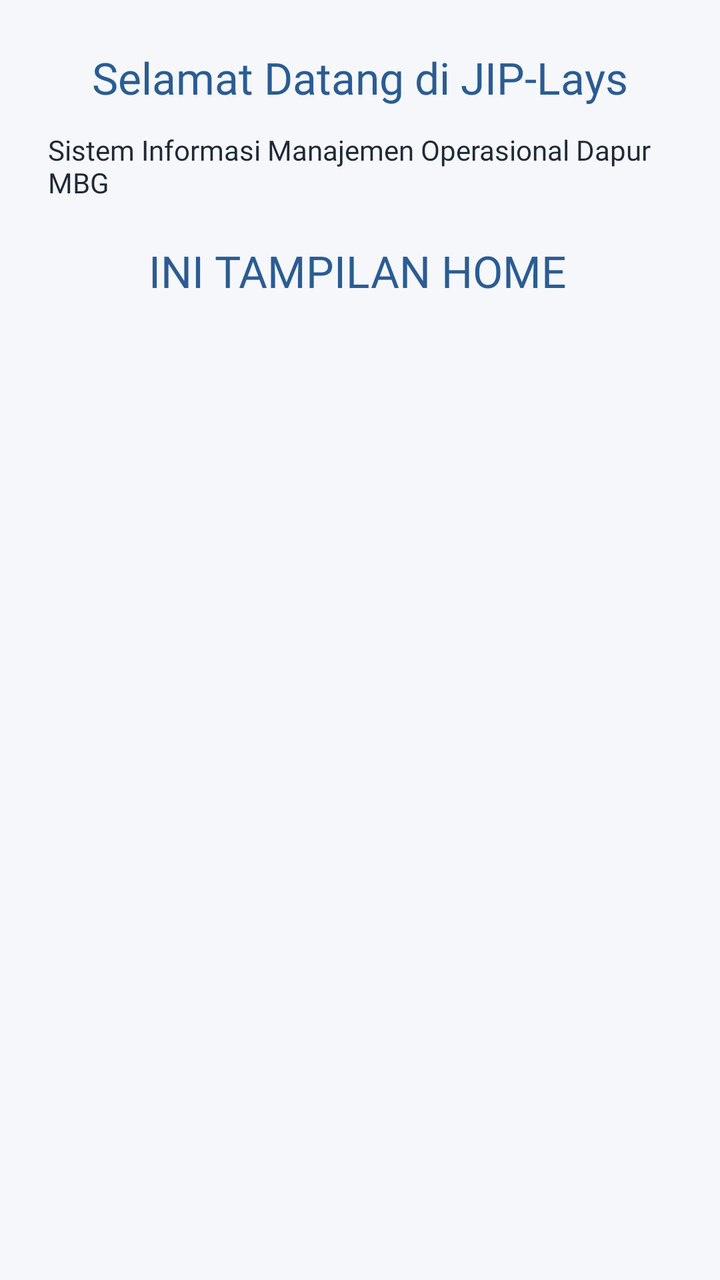
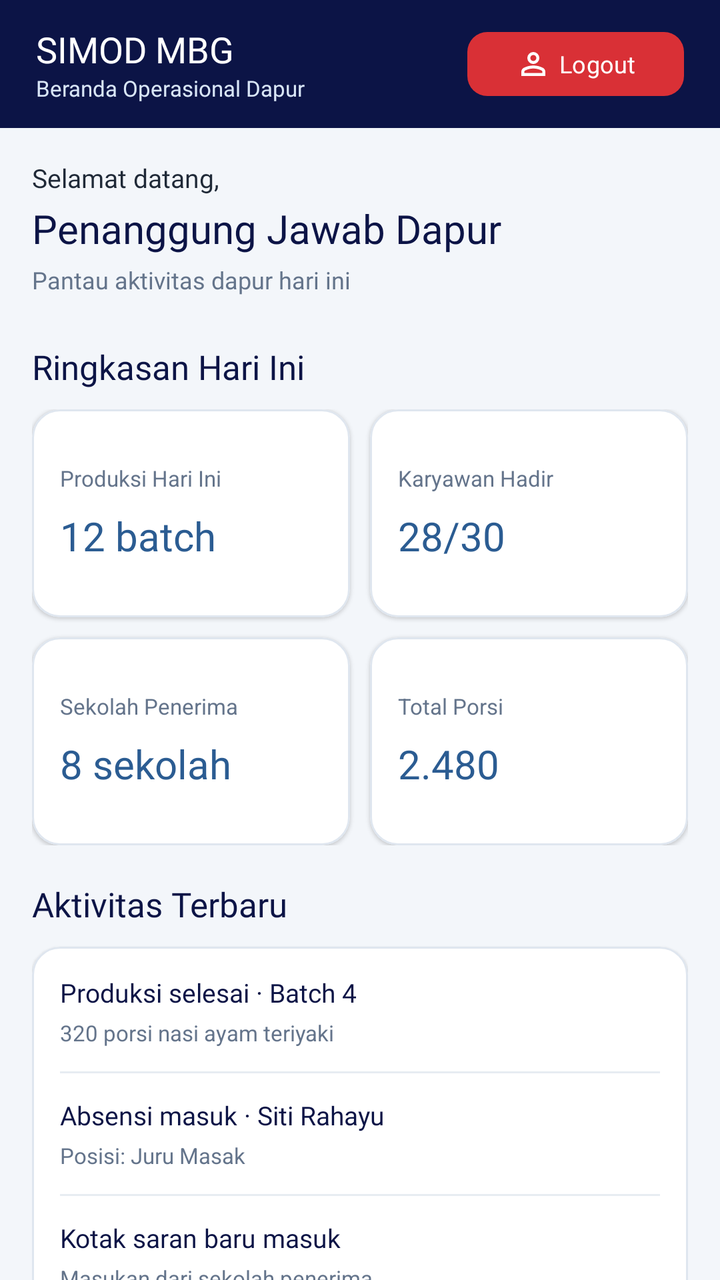

An Android layout rendered at two revisions. The XML below is the earlier revision; the diff shows what the commit changed to produce the second picture.
<!-- AndroidManifest.xml: application theme Theme.JIPLays -->
<!-- res/layout/fragment_home.xml -->
<?xml version="1.0" encoding="utf-8"?>
<androidx.constraintlayout.widget.ConstraintLayout
    xmlns:android="http://schemas.android.com/apk/res/android"
    xmlns:app="http://schemas.android.com/apk/res-auto"
    android:layout_width="match_parent"
    android:layout_height="match_parent"
    android:background="#F5F7FA"
    android:padding="24dp">

    <TextView
        android:id="@+id/tvJudulHome"
        android:layout_width="wrap_content"
        android:layout_height="wrap_content"
        android:text="Selamat Datang di JIP-Lays"
        android:textColor="@color/primary_blue"
        android:textSize="22sp"
        android:fontFamily="@font/montserrat_bold"
        app:layout_constraintTop_toTopOf="parent"
        app:layout_constraintStart_toStartOf="parent"
        app:layout_constraintEnd_toEndOf="parent" />

    <TextView
        android:id="@+id/tvHome"
        android:layout_width="wrap_content"
        android:layout_height="wrap_content"
        android:layout_marginTop="20dp"
        android:fontFamily="@font/montserrat_bold"
        android:text="INI TAMPILAN HOME"
        android:textColor="@color/primary_blue"
        android:textSize="22sp"
        app:layout_constraintEnd_toEndOf="parent"
        app:layout_constraintHorizontal_bias="0.489"
        app:layout_constraintStart_toStartOf="parent"
        app:layout_constraintTop_toBottomOf="@+id/tvDeskripsiHome" />

    <TextView
        android:id="@+id/tvDeskripsiHome"
        android:layout_width="0dp"
        android:layout_height="wrap_content"
        android:layout_marginTop="12dp"
        android:fontFamily="@font/inter_18pt_regular"
        android:text="Sistem Informasi Manajemen Operasional Dapur MBG"
        android:textColor="@color/text_body"
        android:textSize="14sp"
        app:layout_constraintEnd_toEndOf="parent"
        app:layout_constraintStart_toStartOf="parent"
        app:layout_constraintTop_toBottomOf="@id/tvJudulHome" />

</androidx.constraintlayout.widget.ConstraintLayout>
<!-- resources referenced by this layout -->
<resources>
  <color name="primary_blue">#2B5C92</color>
  <color name="text_body">#1F2937</color>
  <style name="Theme.JIPLays" parent="Base.Theme.JIPLays" />
  <style name="Base.Theme.JIPLays" parent="Theme.Material3.DayNight.NoActionBar">
          
          
      </style>
</resources>

<!-- the commit's change to res/layout/fragment_home.xml (unified diff, before → after) -->
@@ -2,48 +2,480 @@
 <androidx.constraintlayout.widget.ConstraintLayout
     xmlns:android="http://schemas.android.com/apk/res/android"
     xmlns:app="http://schemas.android.com/apk/res-auto"
+    xmlns:tools="http://schemas.android.com/tools"
+    android:id="@+id/main"
     android:layout_width="match_parent"
     android:layout_height="match_parent"
-    android:background="#F5F7FA"
-    android:padding="24dp">
-
-    <TextView
-        android:id="@+id/tvJudulHome"
-        android:layout_width="wrap_content"
-        android:layout_height="wrap_content"
-        android:text="Selamat Datang di JIP-Lays"
-        android:textColor="@color/primary_blue"
-        android:textSize="22sp"
-        android:fontFamily="@font/montserrat_bold"
+    android:background="#F3F6FA"
+    tools:context=".HomeFragment">
+
+    
+    <LinearLayout
+        android:id="@+id/header"
+        android:layout_width="0dp"
+        android:layout_height="64dp"
+        android:orientation="horizontal"
+        android:gravity="center_vertical"
+        android:paddingHorizontal="18dp"
+        android:background="@color/primary_navy"
         app:layout_constraintTop_toTopOf="parent"
         app:layout_constraintStart_toStartOf="parent"
-        app:layout_constraintEnd_toEndOf="parent" />
-
-    <TextView
-        android:id="@+id/tvHome"
-        android:layout_width="wrap_content"
-        android:layout_height="wrap_content"
-        android:layout_marginTop="20dp"
-        android:fontFamily="@font/montserrat_bold"
-        android:text="INI TAMPILAN HOME"
-        android:textColor="@color/primary_blue"
-        android:textSize="22sp"
-        app:layout_constraintEnd_toEndOf="parent"
-        app:layout_constraintHorizontal_bias="0.489"
+        app:layout_constraintEnd_toEndOf="parent">
+
+        <LinearLayout
+            android:layout_width="0dp"
+            android:layout_height="wrap_content"
+            android:layout_weight="1"
+            android:orientation="vertical">
+
+            <TextView
+                android:layout_width="wrap_content"
+                android:layout_height="wrap_content"
+                android:text="SIMOD MBG"
+                android:textColor="@color/white"
+                android:textSize="18sp"
+                android:fontFamily="@font/montserrat_bold"/>
+
+            <TextView
+                android:layout_width="wrap_content"
+                android:layout_height="wrap_content"
+                android:text="Beranda Operasional Dapur"
+                android:textColor="#D9E6F7"
+                android:textSize="11sp"
+                android:fontFamily="@font/inter_18pt_regular"/>
+
+        </LinearLayout>
+
+        <com.google.android.material.button.MaterialButton
+            android:id="@+id/btnLogout"
+            android:layout_width="wrap_content"
+            android:layout_height="40dp"
+            android:text="Logout"
+            android:textAllCaps="false"
+            android:textSize="12sp"
+            android:textColor="@color/white"
+            android:fontFamily="@font/montserrat_medium"
+            app:backgroundTint="#D93036"
+            app:cornerRadius="10dp"
+            app:icon="@drawable/ic_person"
+            app:iconTint="@color/white"
+            app:iconPadding="4dp"/>
+
+    </LinearLayout>
+
+    
+    <androidx.core.widget.NestedScrollView
+        android:id="@+id/scrollHome"
+        android:layout_width="0dp"
+        android:layout_height="0dp"
+        android:fillViewport="true"
+        android:clipToPadding="false"
+        android:paddingBottom="12dp"
+        app:layout_constraintTop_toBottomOf="@id/header"
+        app:layout_constraintBottom_toBottomOf="parent"
         app:layout_constraintStart_toStartOf="parent"
-        app:layout_constraintTop_toBottomOf="@+id/tvDeskripsiHome" />
-
-    <TextView
-        android:id="@+id/tvDeskripsiHome"
-        android:layout_width="0dp"
-        android:layout_height="wrap_content"
-        android:layout_marginTop="12dp"
-        android:fontFamily="@font/inter_18pt_regular"
-        android:text="Sistem Informasi Manajemen Operasional Dapur MBG"
-        android:textColor="@color/text_body"
-        android:textSize="14sp"
-        app:layout_constraintEnd_toEndOf="parent"
-        app:layout_constraintStart_toStartOf="parent"
-        app:layout_constraintTop_toBottomOf="@id/tvJudulHome" />
+        app:layout_constraintEnd_toEndOf="parent">
+
+        <LinearLayout
+            android:layout_width="match_parent"
+            android:layout_height="wrap_content"
+            android:orientation="vertical"
+            android:padding="16dp">
+
+            
+            <TextView
+                android:layout_width="wrap_content"
+                android:layout_height="wrap_content"
+                android:text="Selamat datang,"
+                android:textColor="@color/text_body"
+                android:textSize="13sp"
+                android:fontFamily="@font/inter_18pt_regular"/>
+
+            <TextView
+                android:id="@+id/tvWelcome"
+                android:layout_width="match_parent"
+                android:layout_height="wrap_content"
+                android:layout_marginTop="3dp"
+                android:text="Penanggung Jawab Dapur"
+                android:textColor="@color/primary_navy"
+                android:textSize="20sp"
+                android:fontFamily="@font/montserrat_bold"/>
+
+            <TextView
+                android:layout_width="wrap_content"
+                android:layout_height="wrap_content"
+                android:layout_marginTop="4dp"
+                android:text="Pantau aktivitas dapur hari ini"
+                android:textColor="#64748B"
+                android:textSize="12sp"
+                android:fontFamily="@font/inter_18pt_regular"/>
+
+            
+            <TextView
+                android:layout_width="wrap_content"
+                android:layout_height="wrap_content"
+                android:layout_marginTop="24dp"
+                android:text="Ringkasan Hari Ini"
+                android:textColor="@color/primary_navy"
+                android:textSize="17sp"
+                android:fontFamily="@font/montserrat_bold"/>
+
+            <GridLayout
+                android:layout_width="match_parent"
+                android:layout_height="wrap_content"
+                android:layout_marginTop="10dp"
+                android:columnCount="2"
+                android:rowCount="2"
+                android:useDefaultMargins="false">
+
+                
+                <com.google.android.material.card.MaterialCardView
+                    android:layout_width="0dp"
+                    android:layout_height="104dp"
+                    android:layout_columnWeight="1"
+                    android:layout_marginEnd="5dp"
+                    android:layout_marginBottom="10dp"
+                    app:cardBackgroundColor="@color/white"
+                    app:cardCornerRadius="14dp"
+                    app:cardElevation="1dp"
+                    app:strokeColor="#DFE6EF"
+                    app:strokeWidth="1dp">
+
+                    <LinearLayout
+                        android:layout_width="match_parent"
+                        android:layout_height="match_parent"
+                        android:orientation="vertical"
+                        android:gravity="center_vertical"
+                        android:padding="14dp">
+
+                        <TextView
+                            android:layout_width="wrap_content"
+                            android:layout_height="wrap_content"
+                            android:text="Produksi Hari Ini"
+                            android:textColor="#64748B"
+                            android:textSize="11sp"/>
+
+                        <TextView
+                            android:id="@+id/tvProduksi"
+                            android:layout_width="wrap_content"
+                            android:layout_height="wrap_content"
+                            android:layout_marginTop="8dp"
+                            android:text="12 batch"
+                            android:textColor="@color/primary_blue"
+                            android:textSize="20sp"
+                            android:fontFamily="@font/montserrat_bold"/>
+
+                    </LinearLayout>
+                </com.google.android.material.card.MaterialCardView>
+
+                
+                <com.google.android.material.card.MaterialCardView
+                    android:layout_width="0dp"
+                    android:layout_height="104dp"
+                    android:layout_columnWeight="1"
+                    android:layout_marginStart="5dp"
+                    android:layout_marginBottom="10dp"
+                    app:cardBackgroundColor="@color/white"
+                    app:cardCornerRadius="14dp"
+                    app:cardElevation="1dp"
+                    app:strokeColor="#DFE6EF"
+                    app:strokeWidth="1dp">
+
+                    <LinearLayout
+                        android:layout_width="match_parent"
+                        android:layout_height="match_parent"
+                        android:orientation="vertical"
+                        android:gravity="center_vertical"
+                        android:padding="14dp">
+
+                        <TextView
+                            android:layout_width="wrap_content"
+                            android:layout_height="wrap_content"
+                            android:text="Karyawan Hadir"
+                            android:textColor="#64748B"
+                            android:textSize="11sp"/>
+
+                        <TextView
+                            android:id="@+id/tvKaryawan"
+                            android:layout_width="wrap_content"
+                            android:layout_height="wrap_content"
+                            android:layout_marginTop="8dp"
+                            android:text="28/30"
+                            android:textColor="@color/primary_blue"
+                            android:textSize="20sp"
+                            android:fontFamily="@font/montserrat_bold"/>
+
+                    </LinearLayout>
+                </com.google.android.material.card.MaterialCardView>
+
+                
+                <com.google.android.material.card.MaterialCardView
+                    android:layout_width="0dp"
+                    android:layout_height="104dp"
+                    android:layout_columnWeight="1"
+                    android:layout_marginEnd="5dp"
+                    app:cardBackgroundColor="@color/white"
+                    app:cardCornerRadius="14dp"
+                    app:cardElevation="1dp"
+                    app:strokeColor="#DFE6EF"
+                    app:strokeWidth="1dp">
+
+                    <LinearLayout
+                        android:layout_width="match_parent"
+                        android:layout_height="match_parent"
+                        android:orientation="vertical"
+                        android:gravity="center_vertical"
+                        android:padding="14dp">
+
+                        <TextView
+                            android:layout_width="wrap_content"
+                            android:layout_height="wrap_content"
+                            android:text="Sekolah Penerima"
+                            android:textColor="#64748B"
+                            android:textSize="11sp"/>
+
+                        <TextView
+                            android:id="@+id/tvSekolah"
+                            android:layout_width="wrap_content"
+                            android:layout_height="wrap_content"
+                            android:layout_marginTop="8dp"
+                            android:text="8 sekolah"
+                            android:textColor="@color/primary_blue"
+                            android:textSize="20sp"
+                            android:fontFamily="@font/montserrat_bold"/>
+
+                    </LinearLayout>
+                </com.google.android.material.card.MaterialCardView>
+
+                
+                <com.google.android.material.card.MaterialCardView
+                    android:layout_width="0dp"
+                    android:layout_height="104dp"
+                    android:layout_columnWeight="1"
+                    android:layout_marginStart="5dp"
+                    app:cardBackgroundColor="@color/white"
+                    app:cardCornerRadius="14dp"
+                    app:cardElevation="1dp"
+                    app:strokeColor="#DFE6EF"
+                    app:strokeWidth="1dp">
+
+                    <LinearLayout
+                        android:layout_width="match_parent"
+                        android:layout_height="match_parent"
+                        android:orientation="vertical"
+                        android:gravity="center_vertical"
+                        android:padding="14dp">
+
+                        <TextView
+                            android:layout_width="wrap_content"
+                            android:layout_height="wrap_content"
+                            android:text="Total Porsi"
+                            android:textColor="#64748B"
+                            android:textSize="11sp"/>
+
+                        <TextView
+                            android:id="@+id/tvPorsi"
+                            android:layout_width="wrap_content"
+                            android:layout_height="wrap_content"
+                            android:layout_marginTop="8dp"
+                            android:text="2.480"
+                            android:textColor="@color/primary_blue"
+                            android:textSize="20sp"
+                            android:fontFamily="@font/montserrat_bold"/>
+
+                    </LinearLayout>
+                </com.google.android.material.card.MaterialCardView>
+
+            </GridLayout>
+
+            
+            <TextView
+                android:layout_width="wrap_content"
+                android:layout_height="wrap_content"
+                android:layout_marginTop="18dp"
+                android:text="Aktivitas Terbaru"
+                android:textColor="@color/primary_navy"
+                android:textSize="17sp"
+                android:fontFamily="@font/montserrat_bold"/>
+
+            <com.google.android.material.card.MaterialCardView
+                android:layout_width="match_parent"
+                android:layout_height="wrap_content"
+                android:layout_marginTop="10dp"
+                app:cardBackgroundColor="@color/white"
+                app:cardCornerRadius="14dp"
+                app:cardElevation="1dp"
+                app:strokeColor="#DFE6EF"
+                app:strokeWidth="1dp">
+
+                <LinearLayout
+                    android:layout_width="match_parent"
+                    android:layout_height="wrap_content"
+                    android:orientation="vertical"
+                    android:padding="14dp">
+
+                    <TextView
+                        android:layout_width="match_parent"
+                        android:layout_height="wrap_content"
+                        android:text="Produksi selesai · Batch 4"
+                        android:textColor="@color/primary_navy"
+                        android:textSize="13sp"
+                        android:fontFamily="@font/montserrat_medium"/>
+
+                    <TextView
+                        android:layout_width="match_parent"
+                        android:layout_height="wrap_content"
+                        android:layout_marginTop="4dp"
+                        android:text="320 porsi nasi ayam teriyaki"
+                        android:textColor="#64748B"
+                        android:textSize="11sp"/>
+
+                    <View
+                        android:layout_width="match_parent"
+                        android:layout_height="1dp"
+                        android:layout_marginVertical="12dp"
+                        android:background="#E7ECF2"/>
+
+                    <TextView
+                        android:layout_width="match_parent"
+                        android:layout_height="wrap_content"
+                        android:text="Absensi masuk · Siti Rahayu"
+                        android:textColor="@color/primary_navy"
+                        android:textSize="13sp"
+                        android:fontFamily="@font/montserrat_medium"/>
+
+                    <TextView
+                        android:layout_width="match_parent"
+                        android:layout_height="wrap_content"
+                        android:layout_marginTop="4dp"
+                        android:text="Posisi: Juru Masak"
+                        android:textColor="#64748B"
+                        android:textSize="11sp"/>
+
+                    <View
+                        android:layout_width="match_parent"
+                        android:layout_height="1dp"
+                        android:layout_marginVertical="12dp"
+                        android:background="#E7ECF2"/>
+
+                    <TextView
+                        android:layout_width="match_parent"
+                        android:layout_height="wrap_content"
+                        android:text="Kotak saran baru masuk"
+                        android:textColor="@color/primary_navy"
+                        android:textSize="13sp"
+                        android:fontFamily="@font/montserrat_medium"/>
+
+                    <TextView
+                        android:layout_width="match_parent"
+                        android:layout_height="wrap_content"
+                        android:layout_marginTop="4dp"
+                        android:text="Masukan dari sekolah penerima"
+                        android:textColor="#64748B"
+                        android:textSize="11sp"/>
+
+                </LinearLayout>
+            </com.google.android.material.card.MaterialCardView>
+
+            
+            <TextView
+                android:layout_width="wrap_content"
+                android:layout_height="wrap_content"
+                android:layout_marginTop="22dp"
+                android:text="Menu Cepat"
+                android:textColor="@color/primary_navy"
+                android:textSize="17sp"
+                android:fontFamily="@font/montserrat_bold"/>
+
+            <LinearLayout
+                android:layout_width="match_parent"
+                android:layout_height="wrap_content"
+                android:layout_marginTop="10dp"
+                android:orientation="horizontal">
+
+                <com.google.android.material.card.MaterialCardView
+                    android:id="@+id/cardAbsensi"
+                    android:layout_width="0dp"
+                    android:layout_height="100dp"
+                    android:layout_weight="1"
+                    android:layout_marginEnd="6dp"
+                    android:clickable="true"
+                    android:focusable="true"
+                    android:foreground="?attr/selectableItemBackground"
+                    app:cardBackgroundColor="@color/white"
+                    app:cardCornerRadius="14dp"
+                    app:cardElevation="1dp"
+                    app:strokeColor="#DFE6EF"
+                    app:strokeWidth="1dp">
+
+                    <LinearLayout
+                        android:layout_width="match_parent"
+                        android:layout_height="match_parent"
+                        android:gravity="center"
+                        android:orientation="vertical">
+
+                        <ImageView
+                            android:layout_width="28dp"
+                            android:layout_height="28dp"
+                            android:src="@drawable/ic_karyawan"
+                            android:contentDescription="Ikon absensi"
+                            app:tint="@color/primary_blue"/>
+
+                        <TextView
+                            android:layout_width="wrap_content"
+                            android:layout_height="wrap_content"
+                            android:layout_marginTop="8dp"
+                            android:text="Absensi"
+                            android:textColor="@color/primary_navy"
+                            android:textSize="12sp"
+                            android:fontFamily="@font/montserrat_medium"/>
+
+                    </LinearLayout>
+                </com.google.android.material.card.MaterialCardView>
+
+                <com.google.android.material.card.MaterialCardView
+                    android:id="@+id/cardGizi"
+                    android:layout_width="0dp"
+                    android:layout_height="100dp"
+                    android:layout_weight="1"
+                    android:layout_marginStart="6dp"
+                    android:clickable="true"
+                    android:focusable="true"
+                    android:foreground="?attr/selectableItemBackground"
+                    app:cardBackgroundColor="@color/white"
+                    app:cardCornerRadius="14dp"
+                    app:cardElevation="1dp"
+                    app:strokeColor="#DFE6EF"
+                    app:strokeWidth="1dp">
+
+                    <LinearLayout
+                        android:layout_width="match_parent"
+                        android:layout_height="match_parent"
+                        android:gravity="center"
+                        android:orientation="vertical">
+
+                        <ImageView
+                            android:layout_width="28dp"
+                            android:layout_height="28dp"
+                            android:src="@drawable/ic_gizi"
+                            android:contentDescription="Ikon gizi"
+                            app:tint="@color/primary_blue"/>
+
+                        <TextView
+                            android:layout_width="wrap_content"
+                            android:layout_height="wrap_content"
+                            android:layout_marginTop="8dp"
+                            android:text="Gizi"
+                            android:textColor="@color/primary_navy"
+                            android:textSize="12sp"
+                            android:fontFamily="@font/montserrat_medium"/>
+
+                    </LinearLayout>
+                </com.google.android.material.card.MaterialCardView>
+
+            </LinearLayout>
+
+        </LinearLayout>
+    </androidx.core.widget.NestedScrollView>
 
 </androidx.constraintlayout.widget.ConstraintLayout>
<!-- resource entries referenced after the edit -->
@@ -1,7 +1,39 @@
 <!-- resources referenced by this layout -->
 <resources>
   <color name="primary_blue">#2B5C92</color>
+  <color name="primary_navy">#0C1446</color>
   <color name="text_body">#1F2937</color>
+  <color name="white">#FFFFFFFF</color>
+  <!-- drawable ic_gizi (drawable) -->
+  <vector xmlns:android="http://schemas.android.com/apk/res/android"
+      android:width="24dp"
+      android:height="24dp"
+      android:viewportWidth="960"
+      android:viewportHeight="960">
+    <path
+        android:pathData="M280,880v-366q-51,-14 -85.5,-56T160,360v-280h80v280h40v-280h80v280h40v-280h80v280q0,56 -34.5,98T360,514v366h-80ZM680,880v-320L560,560v-280q0,-83 58.5,-141.5T760,80v800h-80Z"
+        android:fillColor="#e3e3e3"/>
+  </vector>
+  <!-- drawable ic_karyawan (drawable) -->
+  <vector xmlns:android="http://schemas.android.com/apk/res/android"
+      android:width="24dp"
+      android:height="24dp"
+      android:viewportWidth="960"
+      android:viewportHeight="960">
+    <path
+        android:pathData="M0,720v-63q0,-43 44,-70t116,-27q13,0 25,0.5t23,2.5q-14,21 -21,44t-7,48v65L0,720ZM240,720v-65q0,-32 17.5,-58.5T307,550q32,-20 76.5,-30t96.5,-10q53,0 97.5,10t76.5,30q32,20 49,46.5t17,58.5v65L240,720ZM780,720v-65q0,-26 -6.5,-49T754,563q11,-2 22.5,-2.5t23.5,-0.5q72,0 116,26.5t44,70.5v63L780,720ZM325,640h311q-10,-20 -55.5,-35T480,590q-55,0 -100.5,15T325,640ZM160,520q-33,0 -56.5,-23.5T80,440q0,-34 23.5,-57t56.5,-23q34,0 57,23t23,57q0,33 -23,56.5T160,520ZM800,520q-33,0 -56.5,-23.5T720,440q0,-34 23.5,-57t56.5,-23q34,0 57,23t23,57q0,33 -23,56.5T800,520ZM480,480q-50,0 -85,-35t-35,-85q0,-51 35,-85.5t85,-34.5q51,0 85.5,34.5T600,360q0,50 -34.5,85T480,480ZM480,400q17,0 28.5,-11.5T520,360q0,-17 -11.5,-28.5T480,320q-17,0 -28.5,11.5T440,360q0,17 11.5,28.5T480,400ZM481,640ZM480,360Z"
+        android:fillColor="#e3e3e3"/>
+  </vector>
+  <!-- drawable ic_person (drawable) -->
+  <vector xmlns:android="http://schemas.android.com/apk/res/android"
+      android:width="24dp"
+      android:height="24dp"
+      android:viewportWidth="960"
+      android:viewportHeight="960">
+    <path
+        android:pathData="M367,433q-47,-47 -47,-113t47,-113q47,-47 113,-47t113,47q47,47 47,113t-47,113q-47,47 -113,47t-113,-47ZM160,800v-112q0,-34 17.5,-62.5T224,582q62,-31 126,-46.5T480,520q66,0 130,15.5T736,582q29,15 46.5,43.5T800,688v112L160,800ZM240,720h480v-32q0,-11 -5.5,-20T700,654q-54,-27 -109,-40.5T480,600q-56,0 -111,13.5T260,654q-9,5 -14.5,14t-5.5,20v32ZM536.5,376.5Q560,353 560,320t-23.5,-56.5Q513,240 480,240t-56.5,23.5Q400,287 400,320t23.5,56.5Q447,400 480,400t56.5,-23.5ZM480,320ZM480,720Z"
+        android:fillColor="#e3e3e3"/>
+  </vector>
   <style name="Theme.JIPLays" parent="Base.Theme.JIPLays" />
   <style name="Base.Theme.JIPLays" parent="Theme.Material3.DayNight.NoActionBar">
           
